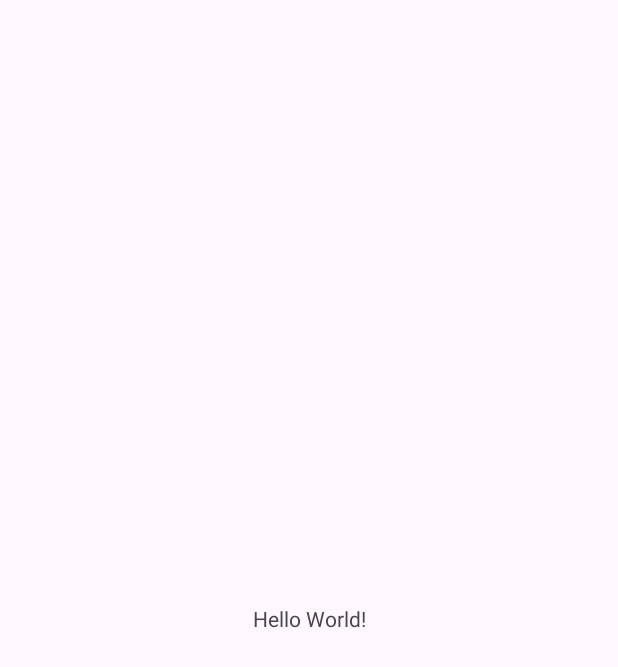
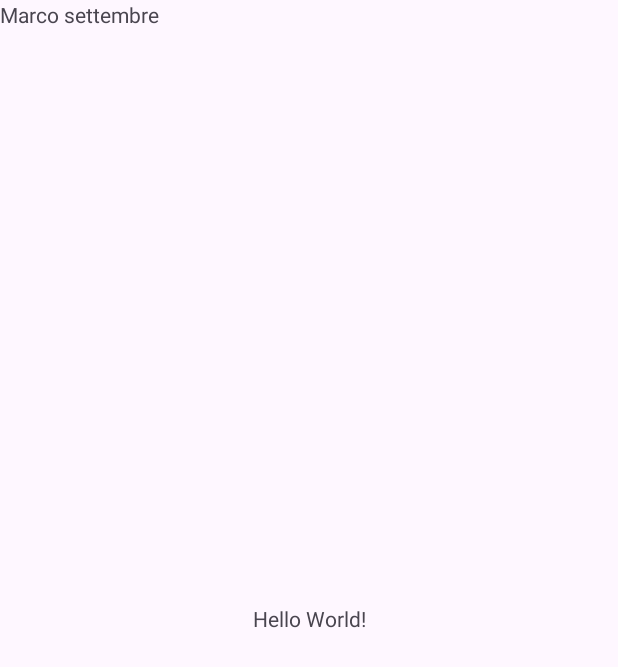
Before and after one commit to MarcoSettembre/QuizBit, an Android app: the screen it shows after launch (MainActivity), on a phone screen of 412 x 824 dp. Before the commit the part shown is almost empty. Shown: the top 667 px of the screen. Run offline under Robolectric (Android 15) with nearby library versions, the phone set to English and light mode, and no system bars.

Commit message:
Added text

```diff
--- a/app/src/main/res/layout/activity_main.xml
+++ b/app/src/main/res/layout/activity_main.xml
@@ -16,4 +16,12 @@
         app:layout_constraintStart_toStartOf="parent"
         app:layout_constraintTop_toTopOf="parent" />
 
+    <TextView
+        android:id="@+id/textView"
+        android:layout_width="wrap_content"
+        android:layout_height="wrap_content"
+        android:text="Marco settembre"
+        tools:layout_editor_absoluteX="152dp"
+        tools:layout_editor_absoluteY="305dp" />
+
 </androidx.constraintlayout.widget.ConstraintLayout>
```
